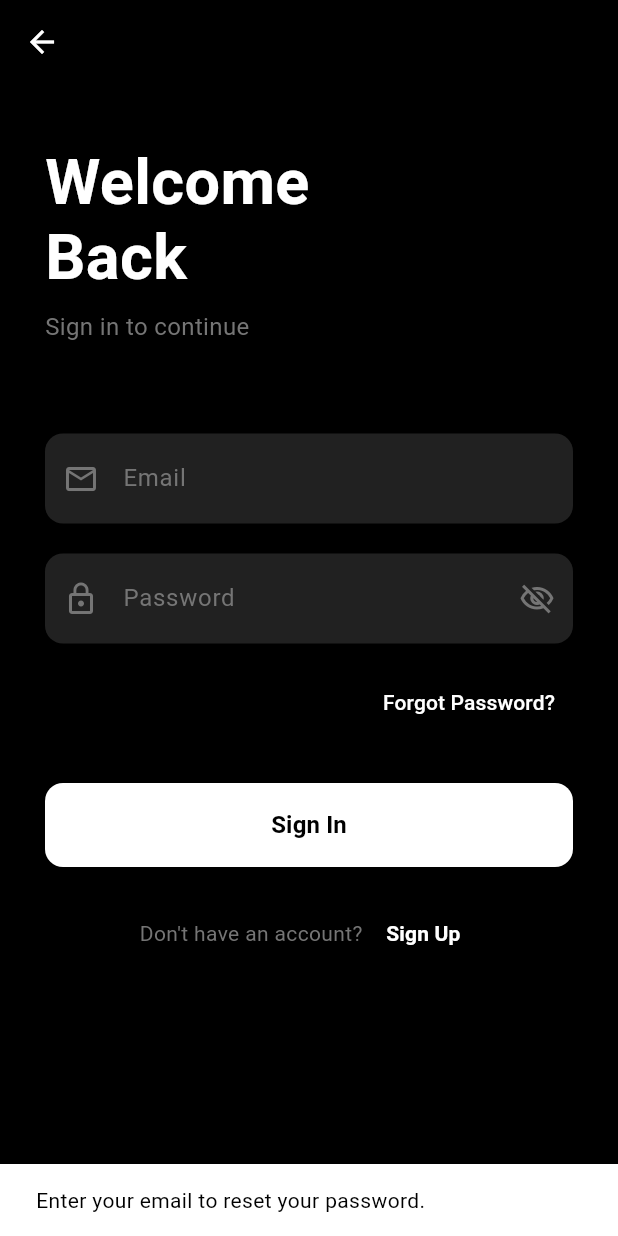
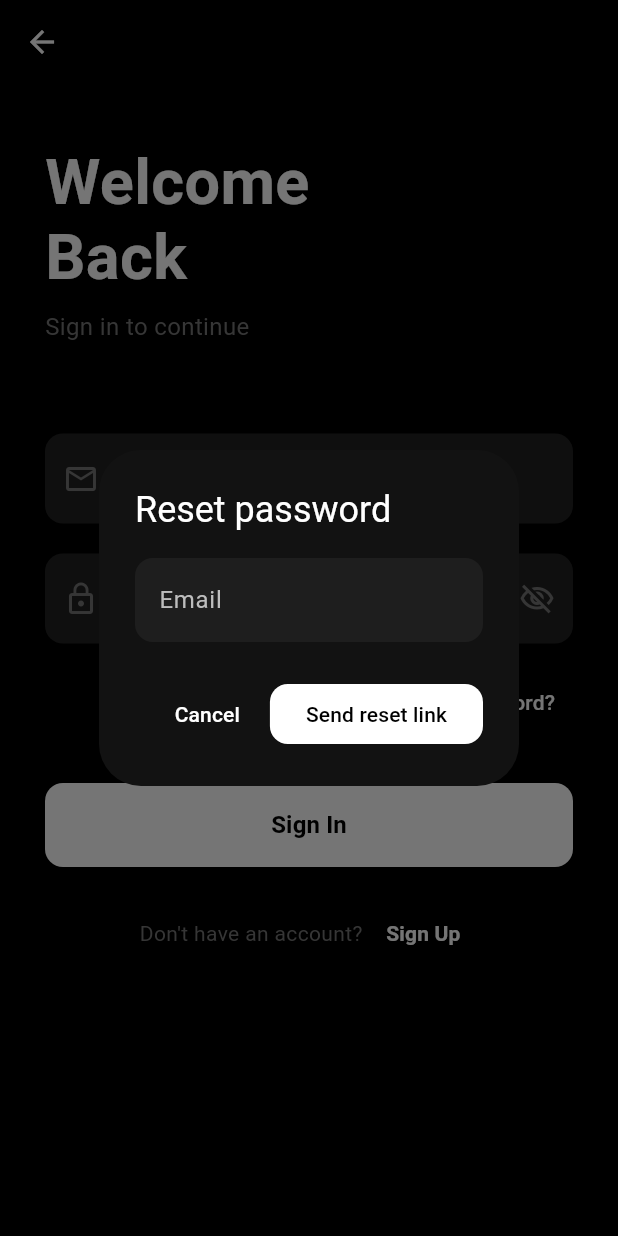
Before and after one commit to mfeaya201/Perkii, a Flutter app: the LoginScreen screen opened by its route, after a tap on "Forgot Password?", on a phone screen of 412 x 824 dp. Run offline on Flutter 3.47's test engine with Material 3 defaults, Android fonts, the phone set to English and light mode, and no system bars; our stand-ins replace cloud_firestore, firebase_auth, firebase_core; accounts and stored records are empty.

Commit message:
Add files via upload

```diff
--- a/lib/pages/business_details_page.dart
+++ b/lib/pages/business_details_page.dart
@@ -396,7 +396,7 @@ class _BusinessDetailsPageState extends State<BusinessDetailsPage> {
                                         borderRadius: BorderRadius.circular(12),
                                       ),
                                       child: Text(
-                                        isActive ? 'Active' : 'Inactive',
+                                        isActive ? 'Active' : 'Not Available',
                                         style: TextStyle(
                                           color: isActive ? Colors.green[300] : Colors.grey[500],
                                           fontSize: 11,
--- a/lib/pages/login_screen.dart
+++ b/lib/pages/login_screen.dart
@@ -14,6 +14,10 @@ class _LoginScreenState extends State<LoginScreen> {
   final TextEditingController _emailController = TextEditingController();
   final TextEditingController _passwordController = TextEditingController();
 
+  // Forgot-password dialog controller/state
+  final TextEditingController _resetEmailController = TextEditingController();
+  bool _isSendingReset = false;
+
   bool _obscurePassword = true;
   bool _isLoading = false;
 
@@ -21,6 +25,7 @@ class _LoginScreenState extends State<LoginScreen> {
   void dispose() {
     _emailController.dispose();
     _passwordController.dispose();
+    _resetEmailController.dispose();
     super.dispose();
   }
 
@@ -36,26 +41,95 @@ class _LoginScreenState extends State<LoginScreen> {
     return null;
   }
 
-  Future<void> _sendPasswordReset() async {
-    final email = _emailController.text.trim();
-    if (email.isEmpty) {
+  Future<void> _promptForgotPassword() async {
+    // Pre-fill with whatever is in the login email field
+    _resetEmailController.text = _emailController.text.trim();
+    final emailRegex = RegExp(r'^[^@\s]+@[^@\s]+\.[^@\s]+$');
+
+    await showDialog(
+      context: context,
+      barrierDismissible: !_isSendingReset,
+      builder: (ctx) {
+        return StatefulBuilder(
+          builder: (ctx, setLocal) => AlertDialog(
+            backgroundColor: const Color(0xFF121212),
+            title: const Text('Reset password', style: TextStyle(color: Colors.white)),
+            content: TextField(
+              controller: _resetEmailController,
+              keyboardType: TextInputType.emailAddress,
+              style: const TextStyle(color: Colors.white),
+              decoration: InputDecoration(
+                labelText: 'Email',
+                labelStyle: TextStyle(color: Colors.grey[400]),
+                hintText: 'you@example.com',
+                hintStyle: TextStyle(color: Colors.grey[600]),
+                filled: true,
+                fillColor: const Color(0xFF1E1E1E),
+                border: OutlineInputBorder(
+                  borderRadius: BorderRadius.circular(12),
+                  borderSide: BorderSide.none,
+                ),
+              ),
+            ),
+            actions: [
+              TextButton(
+                onPressed: _isSendingReset ? null : () => Navigator.of(ctx).pop(),
+                child: const Text('Cancel'),
+              ),
+              ElevatedButton(
+                onPressed: _isSendingReset
+                    ? null
+                    : () async {
+                        final email = _resetEmailController.text.trim();
+                        if (!emailRegex.hasMatch(email)) {
                           ScaffoldMessenger.of(context).showSnackBar(
-        const SnackBar(content: Text('Enter your email to reset your password.')),
+                            const SnackBar(content: Text('Enter a valid email address.')),
                           );
                           return;
                         }
+                        setLocal(() => _isSendingReset = true);
                         try {
                           await FirebaseAuth.instance.sendPasswordResetEmail(email: email);
                           if (!mounted) return;
+                          // Generic success (avoids account enumeration)
                           ScaffoldMessenger.of(context).showSnackBar(
-        SnackBar(content: Text('Password reset email sent to $email')),
+                            SnackBar(content: Text('If an account exists for $email, a reset link was sent.')),
                           );
+                          Navigator.of(ctx).pop(); // Close dialog on success
                         } on FirebaseAuthException catch (e) {
                           if (!mounted) return;
+                          // Keep messaging generic; special-case invalid-email
+                          String msg = 'If an account exists for that email, a reset link will be sent.';
+                          if (e.code == 'invalid-email') {
+                            msg = 'The email address is badly formatted.';
+                          }
+                          ScaffoldMessenger.of(context).showSnackBar(SnackBar(content: Text(msg)));
+                        } catch (e) {
+                          if (mounted) {
                             ScaffoldMessenger.of(context).showSnackBar(
-        SnackBar(content: Text(e.message ?? 'Could not send reset email.')),
+                              SnackBar(content: Text('Error: ${e.toString()}')),
                             );
                           }
+                        } finally {
+                          setLocal(() => _isSendingReset = false);
+                        }
+                      },
+                style: ElevatedButton.styleFrom(
+                  backgroundColor: Colors.white,
+                  foregroundColor: Colors.black,
+                  shape: RoundedRectangleBorder(borderRadius: BorderRadius.circular(12)),
+                  elevation: 0,
+                ),
+                child: _isSendingReset
+                    ? const SizedBox(
+                        height: 18, width: 18, child: CircularProgressIndicator(strokeWidth: 2))
+                    : const Text('Send reset link'),
+              ),
+            ],
+          ),
+        );
+      },
+    );
   }
 
   Future<void> _login() async {
@@ -72,19 +146,13 @@ class _LoginScreenState extends State<LoginScreen> {
 
       final user = credential.user;
       if (user == null) {
-        throw FirebaseAuthException(
-          code: 'user-null',
-          message: 'User returned null after login',
-        );
+        throw FirebaseAuthException(code: 'user-null', message: 'User returned null after login');
       }
 
-      // 2) Read Firestore users/{uid}
-      final doc = await FirebaseFirestore.instance
-          .collection('users')
-          .doc(user.uid)
-          .get();
+      // Read Firestore users/{uid}
+      final doc = await FirebaseFirestore.instance.collection('users').doc(user.uid).get();
 
-      // ✅ Default route for **users** is now the customer dashboard
+      // Default route for users is the customer dashboard
       String nextRoute = '/home';
 
       if (doc.exists) {
@@ -93,8 +161,7 @@ class _LoginScreenState extends State<LoginScreen> {
         // Support your schema (email-keyed field) and standard fields
         final email = user.email ?? '';
         final nameField = (data['name'] as String?);
-        final nameByEmail =
-            (email.isNotEmpty && data.containsKey(email)) ? data[email] : null;
+        final nameByEmail = (email.isNotEmpty && data.containsKey(email)) ? data[email] : null;
 
         final hasName = (nameField is String && nameField.trim().isNotEmpty) ||
             (nameByEmail is String && nameByEmail.trim().isNotEmpty);
@@ -107,13 +174,8 @@ class _LoginScreenState extends State<LoginScreen> {
 
         // Route by accountType
         final accountType = (data['accountType'] as String?)?.toLowerCase();
-        if (accountType == 'business') {
-          nextRoute = '/business/home';
+        nextRoute = (accountType == 'business') ? '/business/home' : '/home';
       } else {
-          nextRoute = '/home'; // user → customer dashboard
-        }
-      } else {
-        // No profile doc → still take users to customer dashboard
         if (mounted) {
           ScaffoldMessenger.of(context).showSnackBar(
             const SnackBar(content: Text('No user data found in Firestore.')),
@@ -147,9 +209,7 @@ class _LoginScreenState extends State<LoginScreen> {
           break;
       }
       if (mounted) {
-        ScaffoldMessenger.of(context).showSnackBar(
-          SnackBar(content: Text(message)),
-        );
+        ScaffoldMessenger.of(context).showSnackBar(SnackBar(content: Text(message)));
       }
     } catch (e) {
       if (mounted) {
@@ -267,11 +327,11 @@ class _LoginScreenState extends State<LoginScreen> {
 
                       const SizedBox(height: 15),
 
-                      // Forgot Password
+                      // Forgot Password (opens dialog)
                       Align(
                         alignment: Alignment.centerRight,
                         child: TextButton(
-                          onPressed: _isLoading ? null : _sendPasswordReset,
+                          onPressed: _isLoading ? null : _promptForgotPassword,
                           child: const Text(
                             'Forgot Password?',
                             style: TextStyle(
@@ -321,9 +381,8 @@ class _LoginScreenState extends State<LoginScreen> {
                             style: TextStyle(color: Colors.grey[600]),
                           ),
                           TextButton(
-                            onPressed: _isLoading
-                                ? null
-                                : () => Navigator.pushNamed(context, '/register'),
+                            onPressed:
+                                _isLoading ? null : () => Navigator.pushNamed(context, '/register'),
                             child: const Text(
                               'Sign Up',
                               style: TextStyle(
--- a/lib/pages/manage_deals_page.dart
+++ b/lib/pages/manage_deals_page.dart
@@ -46,8 +46,8 @@ class _ManageDealsPageState extends State<ManageDealsPage> {
       ScaffoldMessenger.of(context).showSnackBar(
         SnackBar(
           content: Text(nextIsActive ? 'Deal activated' : 'Deal deactivated'),
-          duration: const Duration(seconds: 1),
-          backgroundColor: Colors.grey[900],
+          duration: const Duration(seconds: 2),
+          backgroundColor: const Color.fromARGB(255, 255, 255, 255),
         ),
       );
     } catch (e) {
--- a/pubspec.yaml
+++ b/pubspec.yaml
@@ -16,6 +16,7 @@ dependencies:
   firebase_core: ^4.2.0
   firebase_auth: ^6.1.1
   cloud_firestore: ^6.0.3
+  firebase_messaging: 16.0.3
 
   # State mgmt (simple and solid)
   provider: ^6.1.2
```
Also changed, not shown: lib/pages/notification_page.dart (+119 -100 lines). Lines whose indentation alone changed are shown as unchanged.
